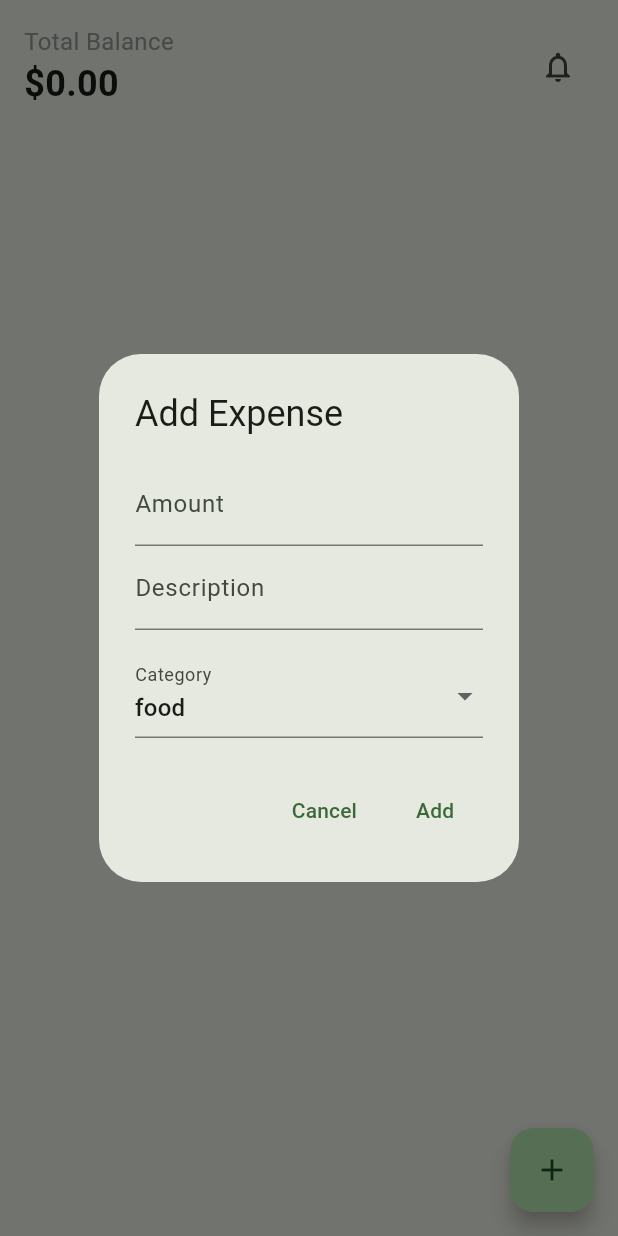
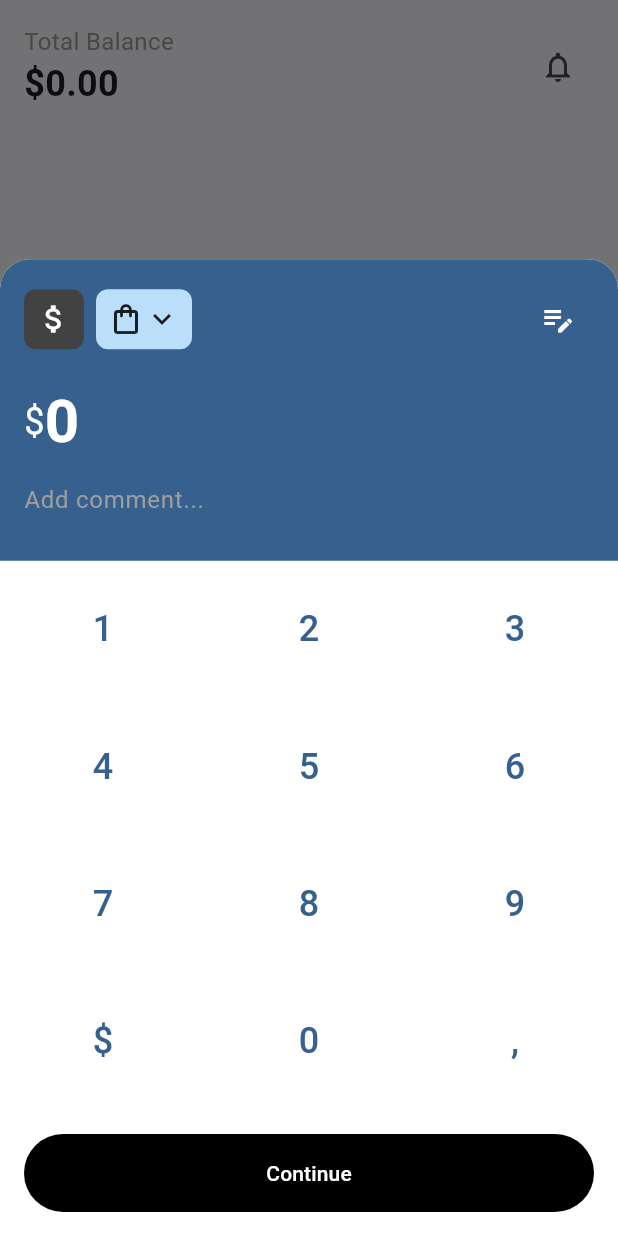
Before and after one commit to ivantrj/budget_mate, a Flutter app: the screen it shows after launch, after a tap on the "add" icon, on a phone screen of 412 x 824 dp. Run offline on Flutter 3.47's test engine with Material 3 defaults, Android fonts, the phone set to English and light mode, and no system bars; our stand-ins replace bloc, fl_chart, flutter_bloc; generated files the repository leaves out were written again.

Commit message:
improve UI

```diff
--- a/lib/main.dart
+++ b/lib/main.dart
@@ -16,7 +16,7 @@ class MyApp extends StatelessWidget {
     return MaterialApp(
       title: 'Flutter Expense Tracker',
       theme: ThemeData(
-        colorScheme: ColorScheme.fromSeed(seedColor: Colors.green),
+        colorScheme: ColorScheme.fromSeed(seedColor: Colors.blue),
         useMaterial3: true,
       ),
       home: BlocProvider(
--- a/lib/models/expense_model.dart
+++ b/lib/models/expense_model.dart
@@ -1,5 +1,3 @@
-import 'package:flutter/material.dart';
-
 enum ExpenseCategory {
   shopping,
   gifts,
--- a/lib/screens/home_screen.dart
+++ b/lib/screens/home_screen.dart
@@ -5,6 +5,7 @@ import 'package:flutter_coin/blocs/expense_bloc.dart';
 import 'package:flutter_coin/blocs/expense_event.dart';
 import 'package:flutter_coin/blocs/expense_state.dart';
 import 'package:flutter_coin/models/expense_model.dart';
+import 'package:flutter_coin/widgets/expense_input_sheet.dart';
 
 class HomeScreen extends StatefulWidget {
   const HomeScreen({super.key});
@@ -14,105 +15,25 @@ class HomeScreen extends StatefulWidget {
 }
 
 class _HomeScreenState extends State<HomeScreen> {
-  final _formKey = GlobalKey<FormState>();
-  final _amountController = TextEditingController();
-  final _descriptionController = TextEditingController();
-  ExpenseCategory _selectedCategory = ExpenseCategory.food;
+  final _commentController = TextEditingController();
+  int _selectedNavIndex = 0;
 
   @override
   void dispose() {
-    _amountController.dispose();
-    _descriptionController.dispose();
+    _commentController.dispose();
     super.dispose();
   }
 
-  void _showAddExpenseDialog(BuildContext context) {
+  void _showAddExpenseSheet(BuildContext context) {
     final expenseBloc = context.read<ExpenseBloc>();
-    showDialog(
+
+    showModalBottomSheet(
       context: context,
-      builder: (context) => AlertDialog(
-        title: const Text('Add Expense'),
-        content: Form(
-          key: _formKey,
-          child: Column(
-            mainAxisSize: MainAxisSize.min,
-            children: [
-              TextFormField(
-                controller: _amountController,
-                keyboardType: TextInputType.number,
-                decoration: const InputDecoration(labelText: 'Amount'),
-                validator: (value) {
-                  if (value == null || value.isEmpty) {
-                    return 'Please enter an amount';
-                  }
-                  if (double.tryParse(value) == null) {
-                    return 'Please enter a valid number';
-                  }
-                  return null;
-                },
-              ),
-              TextFormField(
-                controller: _descriptionController,
-                decoration: const InputDecoration(labelText: 'Description'),
-                validator: (value) {
-                  if (value == null || value.isEmpty) {
-                    return 'Please enter a description';
-                  }
-                  return null;
-                },
-              ),
-              const SizedBox(height: 16),
-              DropdownButtonFormField<ExpenseCategory>(
-                value: _selectedCategory,
-                items: ExpenseCategory.values.map((category) {
-                  return DropdownMenuItem(
-                    value: category,
-                    child: Text(category.toString().split('.').last),
-                  );
-                }).toList(),
-                onChanged: (value) {
-                  if (value != null) {
-                    setState(() {
-                      _selectedCategory = value;
-                    });
-                  }
-                },
-                decoration: const InputDecoration(labelText: 'Category'),
-              ),
-            ],
-          ),
-        ),
-        actions: [
-          TextButton(
-            onPressed: () => Navigator.pop(context),
-            child: const Text('Cancel'),
-          ),
-          TextButton(
-            onPressed: () {
-              if (_formKey.currentState?.validate() ?? false) {
-                final amount = double.parse(_amountController.text);
-                final description = _descriptionController.text;
-
-                expenseBloc.add(
-                      AddExpense(
-                        Expense(
-                          amount: amount,
-                          description: description,
-                          category: _selectedCategory,
-                          date: DateTime.now(),
-                          id: '',
-                        ),
-                      ),
-                    );
-
-                _amountController.clear();
-                _descriptionController.clear();
-                Navigator.pop(context);
-              }
-            },
-            child: const Text('Add'),
-          ),
-        ],
+      isScrollControlled: true,
+      backgroundColor: Colors.transparent,
+      builder: (context) => BlocProvider<ExpenseBloc>.value(
+        value: expenseBloc,
+        child: const ExpenseInputSheet(),
       ),
     );
   }
@@ -120,8 +41,38 @@ class _HomeScreenState extends State<HomeScreen> {
   @override
   Widget build(BuildContext context) {
     return Scaffold(
+      bottomNavigationBar: NavigationBar(
+        destinations: const [
+          NavigationDestination(
+            icon: Icon(Icons.home_outlined),
+            selectedIcon: Icon(Icons.home),
+            label: 'Home',
+          ),
+          NavigationDestination(
+            icon: Icon(Icons.grid_view_outlined),
+            selectedIcon: Icon(Icons.grid_view),
+            label: 'Categories',
+          ),
+          NavigationDestination(
+            icon: Icon(Icons.bar_chart_outlined),
+            selectedIcon: Icon(Icons.bar_chart),
+            label: 'Stats',
+          ),
+          NavigationDestination(
+            icon: Icon(Icons.person_outline),
+            selectedIcon: Icon(Icons.person),
+            label: 'Profile',
+          ),
+        ],
+        selectedIndex: _selectedNavIndex,
+        onDestinationSelected: (index) {
+          setState(() {
+            _selectedNavIndex = index;
+          });
+        },
+      ),
       floatingActionButton: FloatingActionButton(
-        onPressed: () => _showAddExpenseDialog(context),
+        onPressed: () => _showAddExpenseSheet(context),
         child: const Icon(Icons.add),
       ),
       body: SafeArea(
--- /dev/null
+++ b/lib/widgets/expense_input_sheet.dart
@@ -0,0 +1,176 @@
+import 'package:flutter/material.dart';
+import 'package:flutter_bloc/flutter_bloc.dart';
+import 'package:flutter_coin/blocs/expense_bloc.dart';
+import 'package:flutter_coin/blocs/expense_event.dart';
+import 'package:flutter_coin/models/expense_model.dart';
+
+class ExpenseInputSheet extends StatefulWidget {
+  const ExpenseInputSheet({super.key});
+
+  @override
+  State<ExpenseInputSheet> createState() => _ExpenseInputSheetState();
+}
+
+class _ExpenseInputSheetState extends State<ExpenseInputSheet> {
+  final _commentController = TextEditingController();
+  String _amount = '';
+  final ExpenseCategory _selectedCategory = ExpenseCategory.shopping;
+
+  @override
+  void dispose() {
+    _commentController.dispose();
+    super.dispose();
+  }
+
+  @override
+  Widget build(BuildContext context) {
+    return Container(
+      decoration: const BoxDecoration(
+        color: Colors.white,
+        borderRadius: BorderRadius.vertical(top: Radius.circular(20)),
+      ),
+      child: Column(
+        mainAxisSize: MainAxisSize.min,
+        children: [
+          Container(
+            padding: const EdgeInsets.all(16),
+            decoration: BoxDecoration(
+              color: Theme.of(context).colorScheme.primary,
+              borderRadius:
+                  const BorderRadius.vertical(top: Radius.circular(20)),
+            ),
+            child: Column(
+              children: [
+                Row(
+                  mainAxisAlignment: MainAxisAlignment.spaceBetween,
+                  children: [
+                    Row(
+                      children: [
+                        Container(
+                          padding: const EdgeInsets.all(8),
+                          decoration: BoxDecoration(
+                            color: Colors.grey[800],
+                            borderRadius: BorderRadius.circular(8),
+                          ),
+                          child: const Icon(
+                            Icons.attach_money,
+                            color: Colors.white,
+                          ),
+                        ),
+                        const SizedBox(width: 8),
+                        Container(
+                          padding: const EdgeInsets.all(8),
+                          decoration: BoxDecoration(
+                            color: Colors.blue[100],
+                            borderRadius: BorderRadius.circular(8),
+                          ),
+                          child: const Row(
+                            children: [
+                              Icon(Icons.shopping_bag_outlined),
+                              Icon(Icons.keyboard_arrow_down),
+                            ],
+                          ),
+                        ),
+                      ],
+                    ),
+                    IconButton(
+                      icon: const Icon(Icons.edit_note, color: Colors.white),
+                      onPressed: () {},
+                    ),
+                  ],
+                ),
+                const SizedBox(height: 16),
+                Row(
+                  children: [
+                    const Text(
+                      r'$',
+                      style: TextStyle(color: Colors.white, fontSize: 24),
+                    ),
+                    Text(
+                      _amount.isEmpty ? '0' : _amount,
+                      style: const TextStyle(
+                        color: Colors.white,
+                        fontSize: 40,
+                        fontWeight: FontWeight.bold,
+                      ),
+                    ),
+                  ],
+                ),
+                TextField(
+                  controller: _commentController,
+                  decoration: const InputDecoration(
+                    hintText: 'Add comment...',
+                    hintStyle: TextStyle(color: Colors.grey),
+                    border: InputBorder.none,
+                  ),
+                  style: const TextStyle(color: Colors.white),
+                ),
+              ],
+            ),
+          ),
+          GridView.count(
+            shrinkWrap: true,
+            crossAxisCount: 3,
+            childAspectRatio: 1.5,
+            children: [
+              '1',
+              '2',
+              '3',
+              '4',
+              '5',
+              '6',
+              '7',
+              '8',
+              '9',
+              r'$',
+              '0',
+              ',',
+            ]
+                .map(
+                  (key) => TextButton(
+                    onPressed: () {
+                      setState(() {
+                        if (key == r'$' || key == ',') return;
+                        _amount += key;
+                      });
+                    },
+                    child: Text(
+                      key,
+                      style: const TextStyle(fontSize: 24),
+                    ),
+                  ),
+                )
+                .toList(),
+          ),
+          Container(
+            width: double.infinity,
+            padding: const EdgeInsets.all(16),
+            child: FilledButton(
+              onPressed: () {
+                if (_amount.isNotEmpty) {
+                  context.read<ExpenseBloc>().add(
+                        AddExpense(
+                          Expense(
+                            amount: double.parse(_amount),
+                            description: _commentController.text,
+                            category: _selectedCategory,
+                            date: DateTime.now(),
+                            id: '',
+                          ),
+                        ),
+                      );
+                  Navigator.pop(context);
+                }
+              },
+              style: FilledButton.styleFrom(
+                backgroundColor: Colors.black,
+                padding: const EdgeInsets.symmetric(vertical: 16),
+              ),
+              child: const Text('Continue'),
+            ),
+          ),
+        ],
+      ),
+    );
+  }
+}
```
